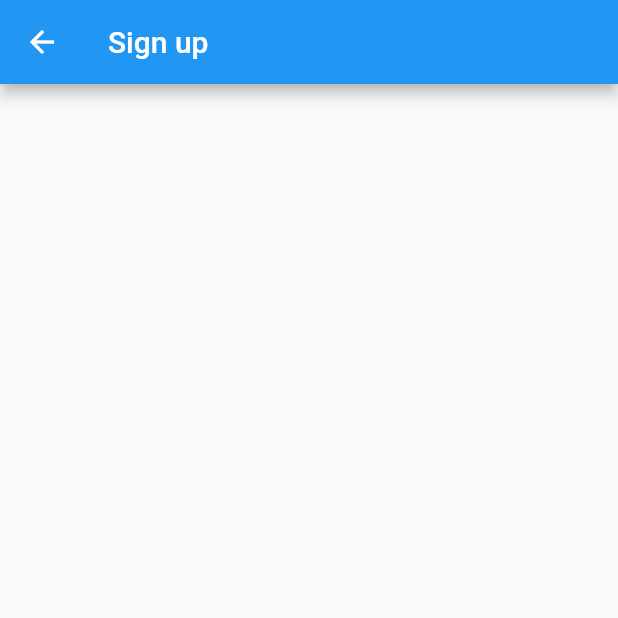
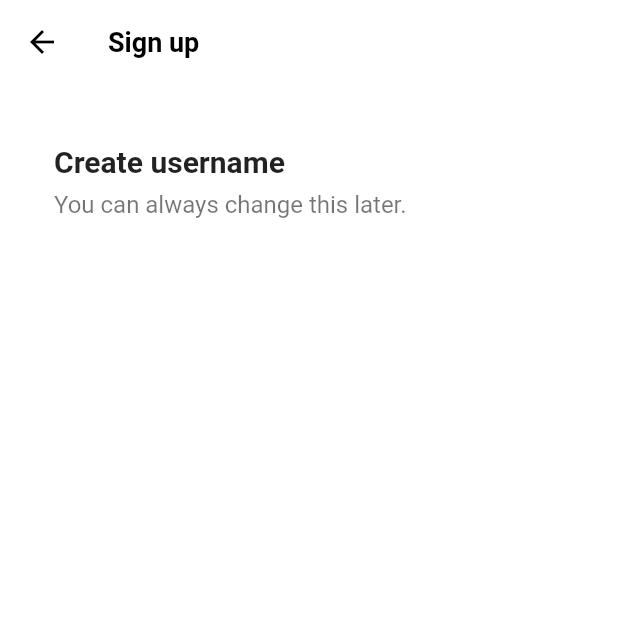
Before and after one commit to bhgong/TikTok_Clone, a Flutter app: the screen it shows after launch, after a tap on "Use email & password", on a phone screen of 412 x 824 dp, the top half of it. Run offline on Flutter 3.47's test engine with Material 2 defaults, Android fonts, the phone set to English and light mode, and no system bars; our stand-ins replace font_awesome_flutter.

Commit message:
#4.3 Sign Up Form 완료

```diff
--- a/lib/features/authentication/email_screen.dart
+++ b/lib/features/authentication/email_screen.dart
@@ -1,4 +1,6 @@
 import 'package:flutter/material.dart';
+import 'package:tiktok_clone/constants/gaps.dart';
+import 'package:tiktok_clone/constants/sizes.dart';
 
 class EmailScreen extends StatelessWidget {
   const EmailScreen({super.key});
@@ -6,8 +8,40 @@ class EmailScreen extends StatelessWidget {
   @override
   Widget build(BuildContext context) {
     return Scaffold(
+      backgroundColor: Colors.white,
       appBar: AppBar(
-        title: const Text("Sign up"),
+        foregroundColor: Colors.black,
+        elevation: 0,
+        backgroundColor: Colors.white,
+        title: const Text(
+          "Sign up",
+        ),
+      ),
+      body: const Padding(
+        padding: EdgeInsets.symmetric(
+          horizontal: Sizes.size36,
+        ),
+        child: Column(
+          crossAxisAlignment: CrossAxisAlignment.start,
+          children: [
+            Gaps.v40,
+            Text(
+              "Create username",
+              style: TextStyle(
+                fontSize: Sizes.size20,
+                fontWeight: FontWeight.w600,
+              ),
+            ),
+            Gaps.v8,
+            Text(
+              "You can always change this later.",
+              style: TextStyle(
+                fontSize: Sizes.size16,
+                color: Colors.black54,
+              ),
+            ),
+          ],
+        ),
       ),
     );
   }
--- a/lib/features/authentication/login_screen.dart
+++ b/lib/features/authentication/login_screen.dart
@@ -40,12 +40,16 @@ class LoginScreen extends StatelessWidget {
               ),
               Gaps.v40,
               AuthButton(
-                  icon: FaIcon(FontAwesomeIcons.user),
-                  text: "Use email & password"),
+                icon: FaIcon(FontAwesomeIcons.user),
+                text: "Use email & password",
+                // onTap: () => onEmailTap(context),
+              ),
               Gaps.v20,
               AuthButton(
-                  icon: FaIcon(FontAwesomeIcons.apple),
-                  text: "Continue with Apple"),
+                icon: FaIcon(FontAwesomeIcons.apple),
+                text: "Continue with Apple",
+                // onTap: () => onEmailTap(context),
+              ),
             ],
           ),
         ),
--- a/lib/features/authentication/sign_up_screen.dart
+++ b/lib/features/authentication/sign_up_screen.dart
@@ -60,17 +60,25 @@ class SignUpScreen extends StatelessWidget {
                   text: "Use email & password",
                 ),
               ),
+              // AuthButton(
+              //   icon: FaIcon(FontAwesomeIcons.user),
+              //   text: "Use email & password",
+              //   // onTapRoute: () => onEmailTap(context),
+              // ),
+
               Gaps.v20,
               const AuthButton(
-                  icon: FaIcon(FontAwesomeIcons.apple),
-                  text: "Continue with Apple"),
+                icon: FaIcon(FontAwesomeIcons.apple),
+                text: "Continue with Apple",
+                // onTapRoute: () => onEmailTap(context),
+              ),
             ],
           ),
         ),
       ),
       bottomNavigationBar: BottomAppBar(
         elevation: 1,
-        color: Colors.grey.shade100,
+        color: Colors.grey.shade50,
         child: Padding(
           padding: const EdgeInsets.symmetric(vertical: Sizes.size32),
           child: Row(
--- a/lib/features/authentication/widgets/auth_button.dart
+++ b/lib/features/authentication/widgets/auth_button.dart
@@ -2,16 +2,20 @@ import 'package:flutter/material.dart';
 import 'package:font_awesome_flutter/font_awesome_flutter.dart';
 import 'package:tiktok_clone/constants/sizes.dart';
 
+typedef TapRouteFunction = void Function();
+// typedef GestureTapCallback = void Function();
+
 class AuthButton extends StatelessWidget {
   final String text;
   final FaIcon icon;
+  // final TapRouteFunction? onTapRoute; // for Code Challenge
   // final GestureDetector onTap;
 
   const AuthButton({
     super.key,
     required this.text,
     required this.icon,
-    // required this.onTap,
+    // this.onTapRoute, // for Code Challenge
   });
 
   @override
--- a/lib/main.dart
+++ b/lib/main.dart
@@ -1,4 +1,5 @@
 import 'package:flutter/material.dart';
+import 'package:tiktok_clone/constants/sizes.dart';
 import 'package:tiktok_clone/features/authentication/sign_up_screen.dart';
 
 void main() {
@@ -14,6 +15,17 @@ class TikTokApp extends StatelessWidget {
     return MaterialApp(
         title: 'TikTok Clone',
         theme: ThemeData(
+          scaffoldBackgroundColor: Colors.white,
+          appBarTheme: const AppBarTheme(
+            foregroundColor: Colors.black,
+            backgroundColor: Colors.white,
+            elevation: 0,
+            titleTextStyle: TextStyle(
+              color: Colors.black,
+              fontSize: Sizes.size16 + Sizes.size2,
+              fontWeight: FontWeight.w600,
+            ),
+          ),
           primaryColor: const Color(0xFFE9435A),
         ),
         home: const SignUpScreen());
```
